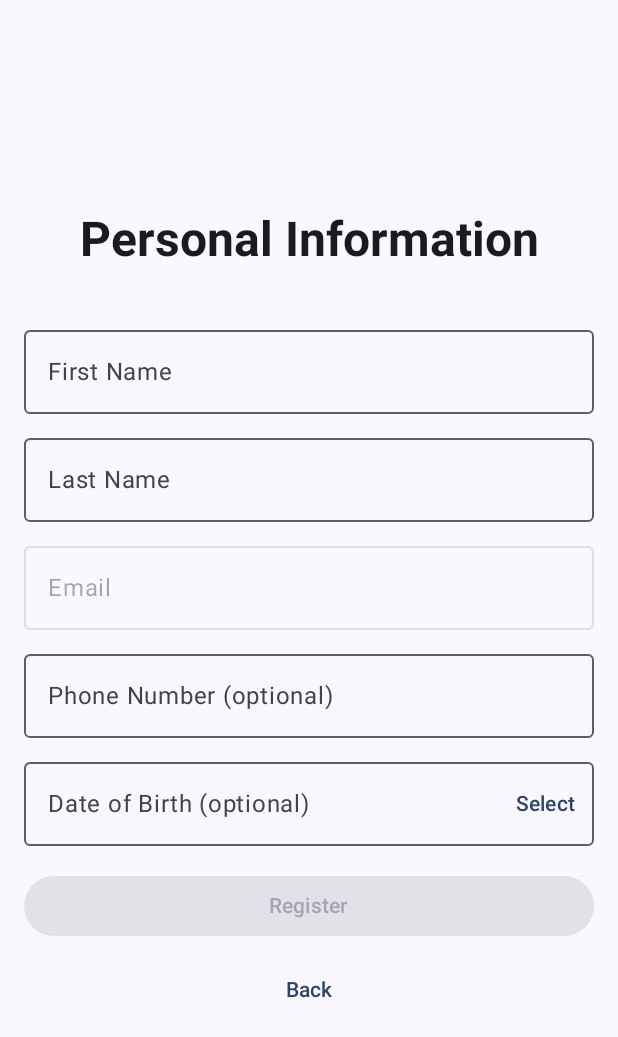
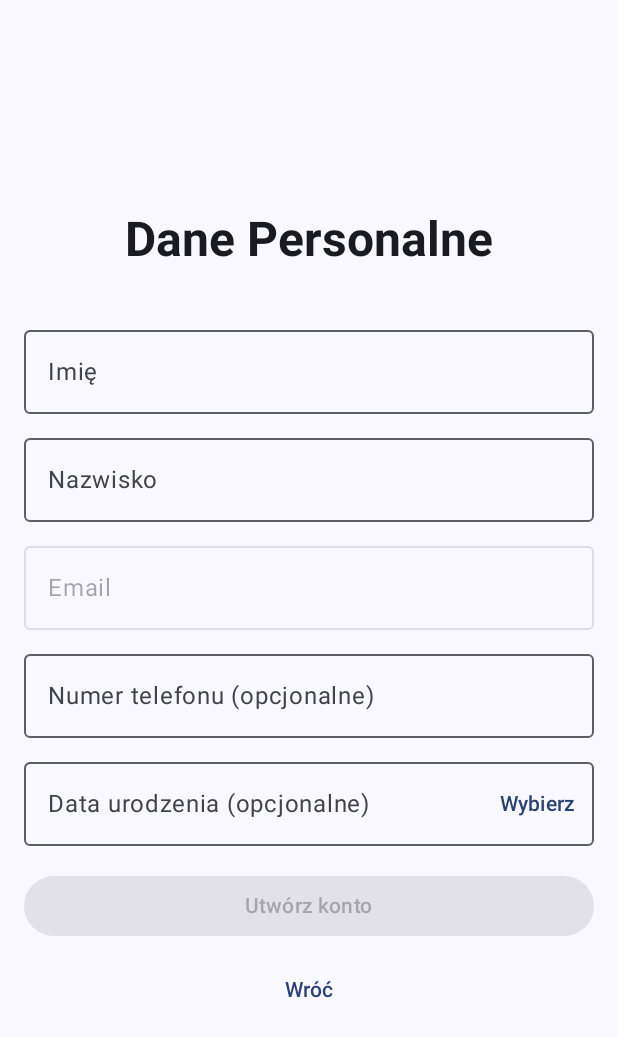
Before and after one commit to Barry4747/ZnanyByk, an Android app built with Jetpack Compose: the PersonalInfoRegistrationScreen screen opened through its navigation route, on a phone screen of 412 x 824 dp. Shown: the top 1037 px of the screen. Run offline under Robolectric (Android 15) with nearby library versions, the phone set to English and light mode, and no system bars; our stand-ins replace Dagger/Hilt's generated code; libraries missing offline, so code that uses them is left out: androidx.hilt.lifecycle.

Commit message:
changed UI language to polish, added button components

```diff
--- /dev/null
+++ b/app/src/main/java/com/example/myapplication/ui/components/MainButton.kt
@@ -0,0 +1,43 @@
+package com.example.myapplication.ui.components
+
+import androidx.compose.foundation.BorderStroke
+import androidx.compose.foundation.shape.RoundedCornerShape
+import androidx.compose.material3.ButtonDefaults
+import androidx.compose.material3.OutlinedButton
+import androidx.compose.material3.Text
+import androidx.compose.runtime.Composable
+import androidx.compose.ui.Modifier
+import androidx.compose.ui.graphics.Color
+import androidx.compose.ui.tooling.preview.Preview
+import androidx.compose.ui.unit.dp
+
+
+@Composable
+fun MainButton(
+    text: String,
+    onClick: () -> Unit = {},
+    modifier: Modifier = Modifier
+) {
+    OutlinedButton(
+        onClick = onClick,
+        modifier = modifier,
+        shape = RoundedCornerShape(8.dp),
+        colors = ButtonDefaults.outlinedButtonColors(
+            containerColor = Color.Black,
+            contentColor = Color.White
+        ),
+        border = BorderStroke(1.dp, Color.Black)
+    ) {
+        Text(text)
+    }
+}
+
+
+@Preview(showBackground = true)
+@Composable
+private fun MainButtonPreview() {
+    MainButton(
+        text = "Login",
+        onClick = {}
+    )
+}
--- a/app/src/main/java/com/example/myapplication/ui/screens/StartScreen.kt
+++ b/app/src/main/java/com/example/myapplication/ui/screens/StartScreen.kt
@@ -2,20 +2,19 @@ package com.example.myapplication.ui.screens
 
 import androidx.compose.foundation.layout.Arrangement
 import androidx.compose.foundation.layout.Column
-import androidx.compose.foundation.layout.Row
 import androidx.compose.foundation.layout.Spacer
 import androidx.compose.foundation.layout.fillMaxSize
 import androidx.compose.foundation.layout.fillMaxWidth
 import androidx.compose.foundation.layout.height
 import androidx.compose.foundation.layout.padding
 import androidx.compose.material3.MaterialTheme
-import androidx.compose.material3.OutlinedButton
 import androidx.compose.material3.Text
 import androidx.compose.runtime.Composable
 import androidx.compose.ui.Alignment
 import androidx.compose.ui.Modifier
 import androidx.compose.ui.text.font.FontWeight
 import androidx.compose.ui.unit.dp
+import com.example.myapplication.ui.components.MainButton
 
 @Composable
 fun StartScreen(
@@ -31,30 +30,29 @@ fun StartScreen(
         verticalArrangement = Arrangement.Center
     ) {
         Text(
-            text = "Welcome to ZnanyByk",
+            text = "ZNANY BYK",
             style = MaterialTheme.typography.headlineLarge,
             fontWeight = FontWeight.Bold
         )
 
         Spacer(modifier = Modifier.height(32.dp))
 
-        Row(
+        Column(
             modifier = Modifier.fillMaxWidth(),
-            horizontalArrangement = Arrangement.spacedBy(8.dp)
+            horizontalAlignment = Alignment.CenterHorizontally,
+            verticalArrangement = Arrangement.spacedBy(12.dp)
         ) {
-            OutlinedButton(
+            MainButton(
+                text = "Logowanie",
                 onClick = onNavigateToLogin,
-                modifier = Modifier.weight(1f)
-            ) {
-                Text("Login")
-            }
+                modifier = Modifier.fillMaxWidth(0.7f)
+            )
 
-            OutlinedButton(
+            MainButton(
+                text = "Rejestracja",
                 onClick = onNavigateToRegister,
-                modifier = Modifier.weight(1f)
-            ) {
-                Text("Register")
-            }
+                modifier = Modifier.fillMaxWidth(0.7f)
+            )
         }
     }
 }
--- a/app/src/main/java/com/example/myapplication/ui/screens/auth/PersonalInfoRegistrationScreen.kt
+++ b/app/src/main/java/com/example/myapplication/ui/screens/auth/PersonalInfoRegistrationScreen.kt
@@ -28,7 +28,7 @@ import androidx.compose.ui.Modifier
 import androidx.compose.ui.graphics.Color
 import androidx.compose.ui.text.font.FontWeight
 import androidx.compose.ui.unit.dp
-import androidx.hilt.navigation.compose.hiltViewModel
+import androidx.hilt.lifecycle.viewmodel.compose.hiltViewModel
 import com.example.myapplication.viewmodel.AuthViewModel
 import java.text.SimpleDateFormat
 import java.util.Date
@@ -65,7 +65,7 @@ fun PersonalInfoRegistrationScreen(
         verticalArrangement = Arrangement.Center
     ) {
         Text(
-            text = "Personal Information",
+            text = "Dane Personalne",
             style = MaterialTheme.typography.headlineLarge,
             fontWeight = FontWeight.Bold
         )
@@ -75,7 +75,7 @@ fun PersonalInfoRegistrationScreen(
         OutlinedTextField(
             value = firstName,
             onValueChange = { firstName = it },
-            label = { Text("First Name") },
+            label = { Text("Imię") },
             enabled = !registrationState.isLoading,
             modifier = Modifier.fillMaxWidth()
         )
@@ -85,14 +85,13 @@ fun PersonalInfoRegistrationScreen(
         OutlinedTextField(
             value = lastName,
             onValueChange = { lastName = it },
-            label = { Text("Last Name") },
+            label = { Text("Nazwisko") },
             enabled = !registrationState.isLoading,
             modifier = Modifier.fillMaxWidth()
         )
 
         Spacer(modifier = Modifier.height(8.dp))
 
-        // Email field (readonly, prefilled from Google or credentials)
         OutlinedTextField(
             value = emailPrefill,
             onValueChange = {},
@@ -106,7 +105,7 @@ fun PersonalInfoRegistrationScreen(
         OutlinedTextField(
             value = phoneNumber,
             onValueChange = { phoneNumber = it },
-            label = { Text("Phone Number (optional)") },
+            label = { Text("Numer telefonu (opcjonalne)") },
             enabled = !registrationState.isLoading,
             modifier = Modifier.fillMaxWidth()
         )
@@ -116,17 +115,17 @@ fun PersonalInfoRegistrationScreen(
         OutlinedTextField(
             value = selectedBirthDate?.let { dateFormatter.format(it) } ?: "",
             onValueChange = {},
-            label = { Text("Date of Birth (optional)") },
+            label = { Text("Data urodzenia (opcjonalne)") },
             readOnly = true,
             enabled = !registrationState.isLoading,
             modifier = Modifier.fillMaxWidth(),
-            placeholder = { Text("Select date") },
+            placeholder = { Text("Wybierz datę") },
             trailingIcon = {
                 TextButton(
                     onClick = { showDatePicker = true },
                     enabled = !registrationState.isLoading
                 ) {
-                    Text("Select")
+                    Text("Wybierz")
                 }
             }
         )
@@ -148,7 +147,7 @@ fun PersonalInfoRegistrationScreen(
                 enabled = firstName.isNotBlank() && lastName.isNotBlank(),
                 modifier = Modifier.fillMaxWidth()
             ) {
-                Text("Register")
+                Text("Utwórz konto")
             }
         }
 
@@ -166,11 +165,10 @@ fun PersonalInfoRegistrationScreen(
             onClick = onNavigateBack,
             enabled = !registrationState.isLoading
         ) {
-            Text("Back")
+            Text("Wróć")
         }
     }
 
-    // DatePicker Dialog
     if (showDatePicker) {
         val datePickerState = rememberDatePickerState()
 
@@ -190,7 +188,7 @@ fun PersonalInfoRegistrationScreen(
             },
             dismissButton = {
                 TextButton(onClick = { showDatePicker = false }) {
-                    Text("Cancel")
+                    Text("Anuluj")
                 }
             }
         ) {
--- a/app/src/main/java/com/example/myapplication/ui/screens/home/HomeScreen.kt
+++ b/app/src/main/java/com/example/myapplication/ui/screens/home/HomeScreen.kt
@@ -41,7 +41,7 @@ fun HomeScreen(
         verticalArrangement = Arrangement.Center
     ) {
         Text(
-            text = "Welcome!",
+            text = "Witaj!",
             style = MaterialTheme.typography.headlineLarge,
             fontWeight = FontWeight.Bold
         )
@@ -59,7 +59,7 @@ fun HomeScreen(
                     modifier = Modifier.padding(16.dp)
                 ) {
                     Text(
-                        text = "User Profile",
+                        text = "Profil Użytkownika",
                         style = MaterialTheme.typography.titleLarge,
                         fontWeight = FontWeight.Bold
                     )
@@ -114,7 +114,7 @@ fun HomeScreen(
             },
             modifier = Modifier.fillMaxWidth()
         ) {
-            Text("Logout")
+            Text("Wyloguj się")
         }
     }
 }
```
Also changed, not shown: app/src/main/java/com/example/myapplication/ui/screens/auth/CredentialsRegistrationScreen.kt (+5 -5 lines), app/src/main/java/com/example/myapplication/ui/screens/auth/LoginScreen.kt (+6 -6 lines).
